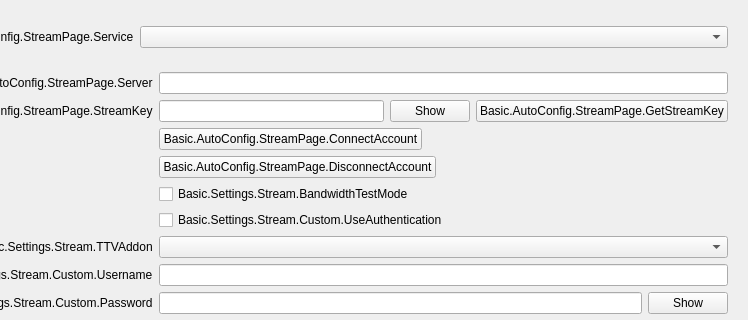
Qt form UI/forms/OBSBasicSettings.ui (obsproject/obs-studio) before a commit; both pictures show x 233 to 981 and y 0 to 320 of the 981 by 726 pixel window.
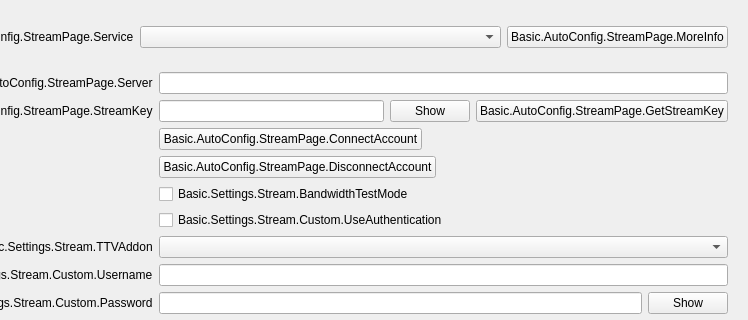
The same form after that commit. The open tabs and pages were chosen to show the change. Icons and pictures are not drawn. Custom widgets are drawn as their Qt base class.

Commit message:
UI: Add support for "More Info" link from service
(Jim) Allows the ability to get a link from the service's settings about
a specific service selection the user chooses and display it as a "More
Info" button that the user can click to find out more information about
that particular service.

Diff of the .ui file:
```diff
--- a/UI/forms/OBSBasicSettings.ui
+++ b/UI/forms/OBSBasicSettings.ui
@@ -824,10 +824,41 @@
              </widget>
             </item>
             <item row="3" column="1">
+             <widget class="QWidget" name="serviceWidget" native="true">
+              <layout class="QHBoxLayout" name="serviceWidgetLayout" stretch="0,0">
+               <property name="leftMargin">
+                <number>0</number>
+               </property>
+               <property name="topMargin">
+                <number>0</number>
+               </property>
+               <property name="rightMargin">
+                <number>0</number>
+               </property>
+               <property name="bottomMargin">
+                <number>0</number>
+               </property>
+               <item>
              <widget class="QComboBox" name="service">
               <property name="maxVisibleItems">
                <number>20</number>
               </property>
+                </widget>
+               </item>
+               <item>
+                <widget class="UrlPushButton" name="moreInfoButton">
+                 <property name="sizePolicy">
+                  <sizepolicy hsizetype="Maximum" vsizetype="Fixed">
+                   <horstretch>0</horstretch>
+                   <verstretch>0</verstretch>
+                  </sizepolicy>
+                 </property>
+                 <property name="text">
+                  <string>Basic.AutoConfig.StreamPage.MoreInfo</string>
+                 </property>
+                </widget>
+               </item>
+              </layout>
              </widget>
             </item>
             <item row="1" column="0">
```
Lines whose indentation alone changed are shown as unchanged. The commit also changes 7 other files.
